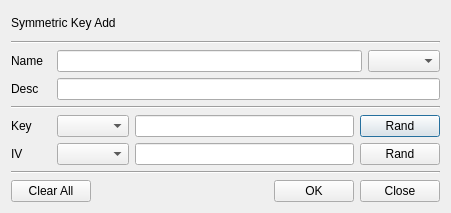
Qt form BerEditor/key_add_dlg.ui (jykim74/BerEditor) before a commit.
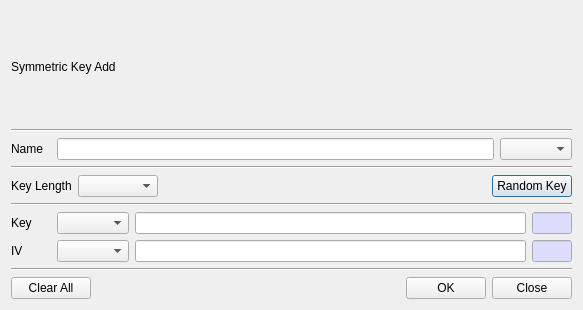
The same form after that commit.

```diff
--- a/BerEditor/key_add_dlg.ui
+++ b/BerEditor/key_add_dlg.ui
@@ -6,8 +6,8 @@
    <rect>
     <x>0</x>
     <y>0</y>
-    <width>451</width>
-    <height>213</height>
+    <width>583</width>
+    <height>310</height>
    </rect>
   </property>
   <property name="windowTitle">
@@ -29,17 +29,20 @@
     </widget>
    </item>
    <item>
-    <layout class="QGridLayout" name="gridLayout_2">
-     <item row="1" column="0">
-      <widget class="QLabel" name="label_5">
-       <property name="text">
-        <string>Desc</string>
+    <layout class="QGridLayout" name="gridLayout_4">
+     <property name="topMargin">
+      <number>0</number>
+     </property>
+     <item row="0" column="1">
+      <widget class="QLineEdit" name="mNameText">
+       <property name="minimumSize">
+        <size>
+         <width>400</width>
+         <height>0</height>
+        </size>
        </property>
       </widget>
      </item>
-     <item row="0" column="1">
-      <widget class="QLineEdit" name="lineEdit"/>
-     </item>
      <item row="0" column="0">
       <widget class="QLabel" name="label_2">
        <property name="minimumSize">
@@ -54,10 +57,55 @@
       </widget>
      </item>
      <item row="0" column="2">
-      <widget class="QComboBox" name="comboBox_3"/>
+      <widget class="QComboBox" name="mTypeCombo"/>
      </item>
-     <item row="1" column="1" colspan="2">
-      <widget class="QLineEdit" name="lineEdit_4"/>
+    </layout>
+   </item>
+   <item>
+    <widget class="Line" name="line_4">
+     <property name="orientation">
+      <enum>Qt::Horizontal</enum>
+     </property>
+    </widget>
+   </item>
+   <item>
+    <layout class="QGridLayout" name="gridLayout_2">
+     <item row="0" column="0">
+      <widget class="QLabel" name="label_5">
+       <property name="text">
+        <string>Key Length</string>
+       </property>
+      </widget>
+     </item>
+     <item row="0" column="3">
+      <widget class="QPushButton" name="mRandKeyBtn">
+       <property name="text">
+        <string>Random Key</string>
+       </property>
+      </widget>
+     </item>
+     <item row="0" column="1">
+      <widget class="QComboBox" name="mKeyLenCombo">
+       <property name="minimumSize">
+        <size>
+         <width>80</width>
+         <height>0</height>
+        </size>
+       </property>
+      </widget>
+     </item>
+     <item row="0" column="2">
+      <spacer name="horizontalSpacer_2">
+       <property name="orientation">
+        <enum>Qt::Horizontal</enum>
+       </property>
+       <property name="sizeHint" stdset="0">
+        <size>
+         <width>40</width>
+         <height>20</height>
+        </size>
+       </property>
+      </spacer>
      </item>
     </layout>
    </item>
@@ -70,22 +118,8 @@
    </item>
    <item>
     <layout class="QGridLayout" name="gridLayout_3">
-     <item row="0" column="3">
-      <widget class="QPushButton" name="pushButton_2">
-       <property name="text">
-        <string>Rand</string>
-       </property>
-      </widget>
-     </item>
      <item row="0" column="2">
-      <widget class="QLineEdit" name="lineEdit_2"/>
-     </item>
-     <item row="1" column="3">
-      <widget class="QPushButton" name="pushButton_3">
-       <property name="text">
-        <string>Rand</string>
-       </property>
-      </widget>
+      <widget class="QLineEdit" name="mKeyText"/>
      </item>
      <item row="0" column="0">
       <widget class="QLabel" name="label_3">
@@ -114,7 +148,99 @@
       <widget class="QComboBox" name="comboBox"/>
      </item>
      <item row="1" column="1">
-      <widget class="QComboBox" name="comboBox_2"/>
+      <widget class="QComboBox" name="mIVTypeCombo"/>
+     </item>
+     <item row="0" column="3">
+      <widget class="QLineEdit" name="mKeyLenText">
+       <property name="minimumSize">
+        <size>
+         <width>40</width>
+         <height>0</height>
+        </size>
+       </property>
+       <property name="maximumSize">
+        <size>
+         <width>40</width>
+         <height>16777215</height>
+        </size>
+       </property>
+       <property name="palette">
+        <palette>
+         <active>
+          <colorrole role="Base">
+           <brush brushstyle="SolidPattern">
+            <color alpha="255">
+             <red>221</red>
+             <green>221</green>
+             <blue>255</blue>
+            </color>
+           </brush>
+          </colorrole>
+         </active>
+         <inactive>
+          <colorrole role="Base">
+           <brush brushstyle="SolidPattern">
+            <color alpha="255">
+             <red>221</red>
+             <green>221</green>
+             <blue>255</blue>
+            </color>
+           </brush>
+          </colorrole>
+         </inactive>
+         <disabled/>
+        </palette>
+       </property>
+       <property name="readOnly">
+        <bool>true</bool>
+       </property>
+      </widget>
+     </item>
+     <item row="1" column="3">
+      <widget class="QLineEdit" name="mIVLenText">
+       <property name="minimumSize">
+        <size>
+         <width>40</width>
+         <height>0</height>
+        </size>
+       </property>
+       <property name="maximumSize">
+        <size>
+         <width>40</width>
+         <height>16777215</height>
+        </size>
+       </property>
+       <property name="palette">
+        <palette>
+         <active>
+          <colorrole role="Base">
+           <brush brushstyle="SolidPattern">
+            <color alpha="255">
+             <red>221</red>
+             <green>221</green>
+             <blue>255</blue>
+            </color>
+           </brush>
+          </colorrole>
+         </active>
+         <inactive>
+          <colorrole role="Base">
+           <brush brushstyle="SolidPattern">
+            <color alpha="255">
+             <red>221</red>
+             <green>221</green>
+             <blue>255</blue>
+            </color>
+           </brush>
+          </colorrole>
+         </inactive>
+         <disabled/>
+        </palette>
+       </property>
+       <property name="readOnly">
+        <bool>true</bool>
+       </property>
+      </widget>
      </item>
     </layout>
    </item>
```
Left out of the diff: 4 changed lines with no effect on the pictures.
